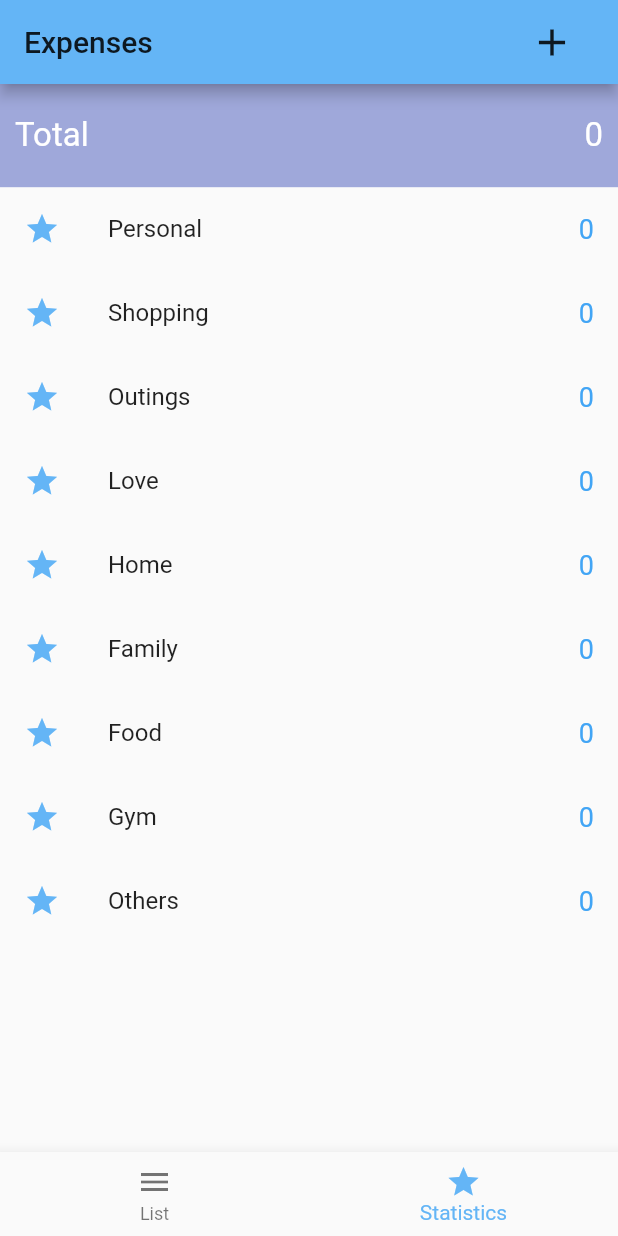
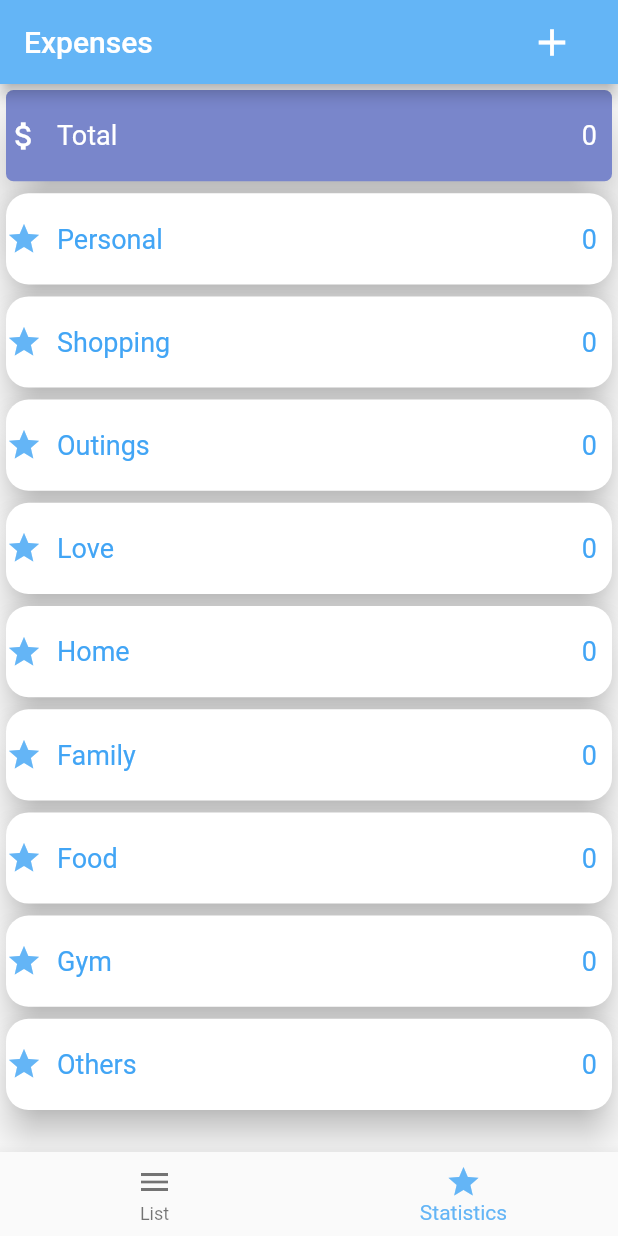
Before and after one commit to Wahba1414/Expenses, a Flutter app: the screen it shows after launch, item 2 of the bottom bar chosen, on a phone screen of 412 x 824 dp. Run offline on Flutter 3.47's test engine with Material 2 defaults, Android fonts, the phone set to English and light mode, and no system bars; our stand-ins replace sqflite; accounts and stored records are empty.

Commit message:
Add some styles, convert listtile to card

```diff
--- a/lib/expenses_list.dart
+++ b/lib/expenses_list.dart
@@ -8,10 +8,10 @@ import 'package:intl/intl.dart';
 class ExpensesList extends StatelessWidget {
   // List of possible colors for Avatar.
   final List<Color> colors = [
-    Colors.pink[200],
-    Colors.pink[100],
-    Colors.red[100],
-    Colors.purple[100],
+    Colors.indigo[100],
+    Colors.indigo[200],
+    Colors.indigo[300],
+    Colors.indigo[400],
   ];
   final listItems;
   final removeItem;
--- a/lib/main.dart
+++ b/lib/main.dart
@@ -17,6 +17,7 @@ class Top extends StatelessWidget {
       theme: ThemeData(
         primaryColor: Colors.blue[300],
         accentColor: Colors.black87,
+        primaryColorLight: Colors.white,
         textTheme: TextTheme(
           title: const TextStyle(
             color: Colors.white,
@@ -33,7 +34,7 @@ class Top extends StatelessWidget {
           buttonColor: Colors.blueAccent[100],
           // colorScheme: ColorScheme.dark(),
         ),
-        backgroundColor: Colors.indigo[200],
+        backgroundColor: Colors.indigo[300],
       ),
       home: MyApp(),
     );
@@ -101,12 +102,17 @@ class _MyAppState extends State<MyApp> {
   @override
   Widget build(BuildContext context) {
     final AppBar appBar = AppBar(
-      title: Text('Expenses'),
+      title: Text(
+        'Expenses',
+        style: TextStyle(
+          color: Theme.of(context).primaryColorLight,
+        ),
+      ),
       actions: <Widget>[
         FlatButton(
           child: Icon(
             Icons.add,
-            color: Theme.of(context).accentColor,
+            color: Theme.of(context).primaryColorLight,
             size: 30,
           ),
           onPressed: _startAddNewExpenses,
@@ -123,8 +129,8 @@ class _MyAppState extends State<MyApp> {
             BuildContext context,
             AsyncSnapshot<List<Expenses>> snapshot,
           ) {
-            print("snapshot.data");
-            print(snapshot.data);
+            // print("snapshot.data");
+            // print(snapshot.data);
             return Container(
               // height:
               //     (MediaQuery.of(context).size.height - appBar.preferredSize.height) * .5,
--- a/lib/statistics.dart
+++ b/lib/statistics.dart
@@ -43,44 +43,87 @@ class _StatisticsState extends State<Statistics> {
         child: Column(
           children: <Widget>[
             Container(
+              height: constraints.maxHeight * .1,
+              child: Card(
                 color: Theme.of(context).backgroundColor,
-              padding: EdgeInsets.symmetric(vertical: 0, horizontal: 10),
-              height: constraints.maxHeight * .1,
+                elevation: 15,
+                shape: RoundedRectangleBorder(
+                  borderRadius: BorderRadius.circular(5),
+                ),
                 child: Row(
                   mainAxisAlignment: MainAxisAlignment.spaceBetween,
                   children: <Widget>[
-                  const Text(
+                    Icon(
+                      Icons.attach_money,
+                      color: Theme.of(context).primaryColorLight,
+                    ),
+                    SizedBox(
+                      width: 10,
+                    ),
+                    Text(
                       'Total',
-                    style: TextStyle(
-                      color: Colors.white,
-                      fontSize: 22,
+                      style: TextStyle(color: Theme.of(context).primaryColorLight),
+                    ),
+                    Spacer(
+                      flex: 2,
+                    ),
+                    Container(
+                      padding: EdgeInsets.only(
+                        right: 10,
+                      ),
+                      child: FittedBox(
+                        child: Text(
+                          totalExpenses.toString(),
+                          style: TextStyle(color: Theme.of(context).primaryColorLight),
                         ),
                       ),
-                  Text(totalExpenses.toString(),
-                      style: TextStyle(
-                        color: Colors.white,
-                        fontSize: 22,
-                      ))
+                    )
                   ],
                 ),
               ),
+            ),
+
+            // List of details for different categories.
             Container(
               height: constraints.maxHeight * .9,
               child: ListView.builder(
                   itemCount: widget.categories.length,
                   itemBuilder: (context, index) {
-                    return (ListTile(
-                      leading: Icon(
+                    return Container(
+                      height: constraints.maxHeight * .1,
+                      child: Card(
+                        child: Row(
+                          mainAxisAlignment: MainAxisAlignment.spaceBetween,
+                          children: <Widget>[
+                            Icon(
                               Icons.star,
                               color: Theme.of(context).primaryColor,
                             ),
-                      title: Text(widget.categories[index]),
-                      trailing: FittedBox(
+                            SizedBox(
+                              width: 10,
+                            ),
+                            Text(widget.categories[index]),
+                            Spacer(
+                              flex: 2,
+                            ),
+                            Container(
+                              padding: EdgeInsets.only(
+                                right: 10,
+                              ),
+                              child: FittedBox(
                                   child: Text(
                                 '${statistics[widget.categories[index]]}',
+                              )),
+                            )
+                          ],
+                        ),
+                        color: Colors.white,
+                        elevation: 10,
+                        shape: RoundedRectangleBorder(
+                          borderRadius: BorderRadius.circular(15),
                         ),
                       ),
-                    ));
+                    );
                   }),
             ),
           ],
```
Lines whose indentation alone changed are shown as unchanged.
